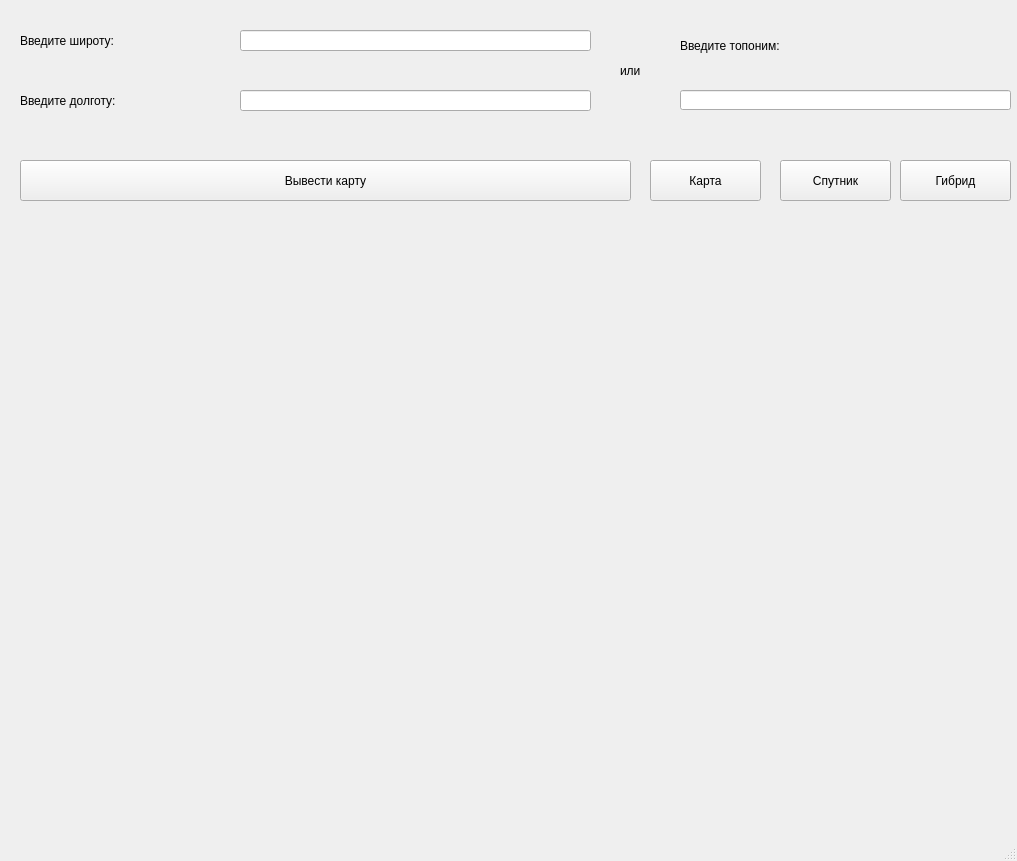
Before: the Qt Designer form map.ui in code-n-cry/yandexmapsblin, drawn with Qt 5.
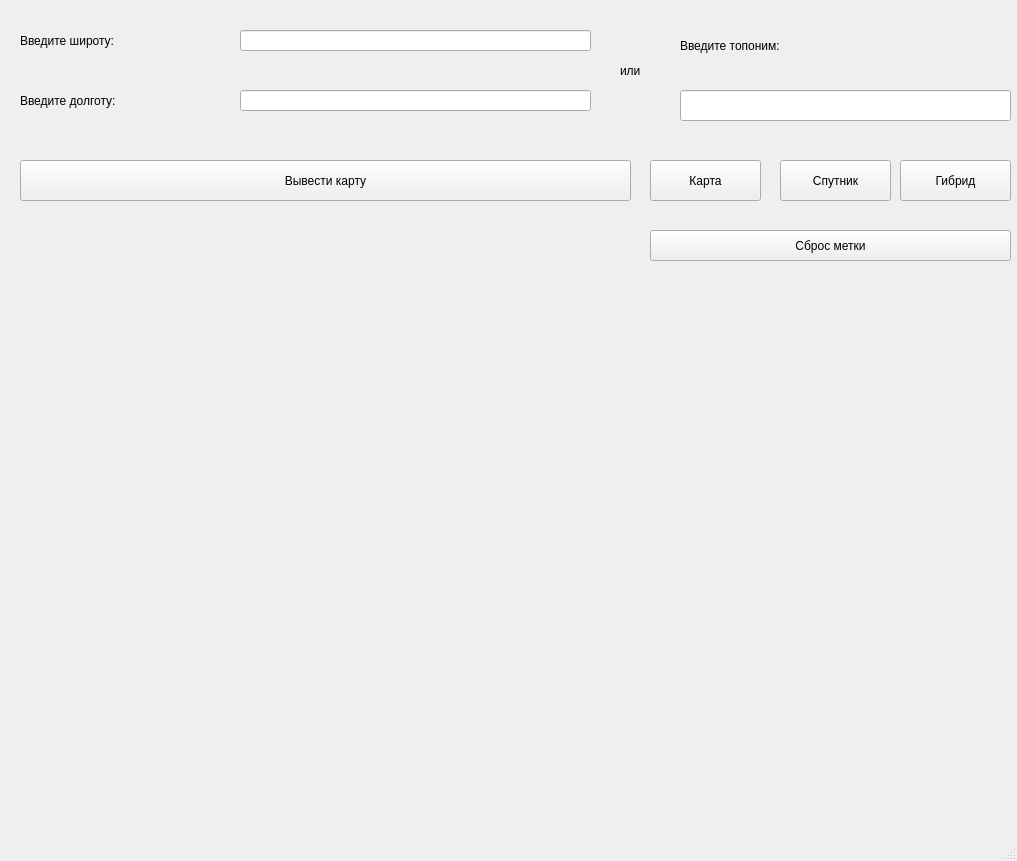
After: the same form once the commit is applied.

Commit message: Ещё две задачи

```diff
--- a/map.ui
+++ b/map.ui
@@ -105,7 +105,7 @@
       <x>680</x>
       <y>90</y>
       <width>331</width>
-      <height>20</height>
+      <height>31</height>
      </rect>
     </property>
    </widget>
@@ -170,6 +170,32 @@
      <string notr="true">buttonGroup</string>
     </attribute>
    </widget>
+   <widget class="QPushButton" name="resetButton">
+    <property name="geometry">
+     <rect>
+      <x>650</x>
+      <y>230</y>
+      <width>361</width>
+      <height>31</height>
+     </rect>
+    </property>
+    <property name="text">
+     <string>Сброс метки</string>
+    </property>
+   </widget>
+   <widget class="QLabel" name="addressLabel">
+    <property name="geometry">
+     <rect>
+      <x>80</x>
+      <y>780</y>
+      <width>911</width>
+      <height>51</height>
+     </rect>
+    </property>
+    <property name="text">
+     <string/>
+    </property>
+   </widget>
   </widget>
   <widget class="QStatusBar" name="statusbar"/>
  </widget>
```
The commit also changes 1 other file.
